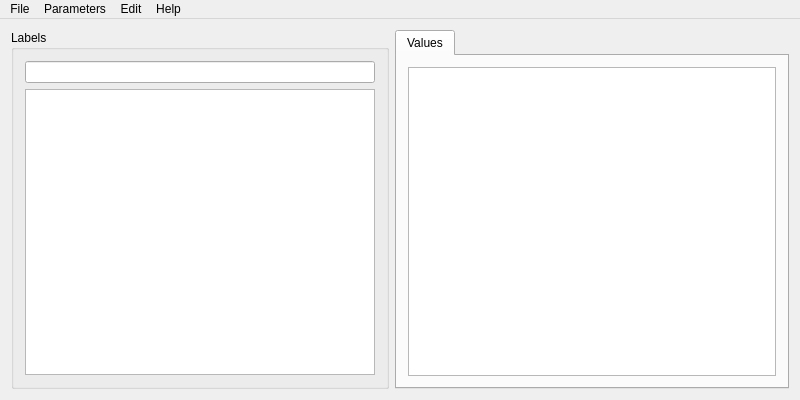
Old version of the form forms/mainwindow.ui in the repository pa23/diecat.
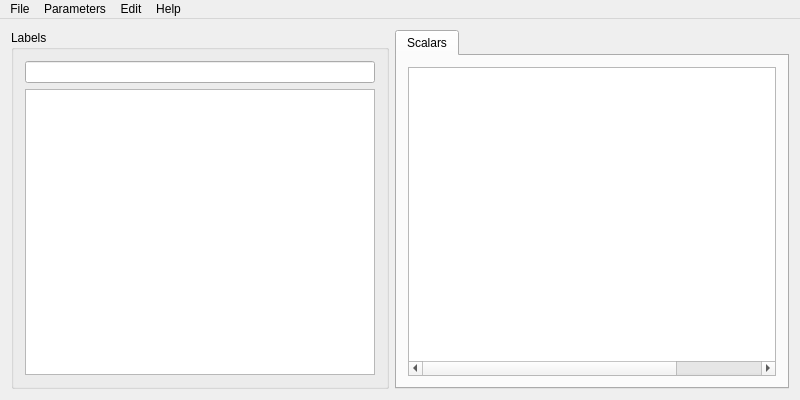
New version of the form.

Commit message: Solved issue with GUI performance.

The edit to the form file:
```diff
--- a/forms/mainwindow.ui
+++ b/forms/mainwindow.ui
@@ -64,7 +64,7 @@
         </property>
         <widget class="QWidget" name="tab_values">
          <attribute name="title">
-          <string>Values</string>
+          <string>Scalars</string>
          </attribute>
          <layout class="QVBoxLayout" name="verticalLayout_3">
           <item>
@@ -78,12 +78,19 @@
             <property name="cornerButtonEnabled">
              <bool>false</bool>
             </property>
+            <property name="columnCount">
+             <number>4</number>
+            </property>
             <attribute name="horizontalHeaderVisible">
              <bool>false</bool>
             </attribute>
             <attribute name="verticalHeaderVisible">
              <bool>false</bool>
             </attribute>
+            <column/>
+            <column/>
+            <column/>
+            <column/>
            </widget>
           </item>
          </layout>
```
Left out of the diff: 17 changed lines with no effect on the pictures. The commit also changes 1 other file.
